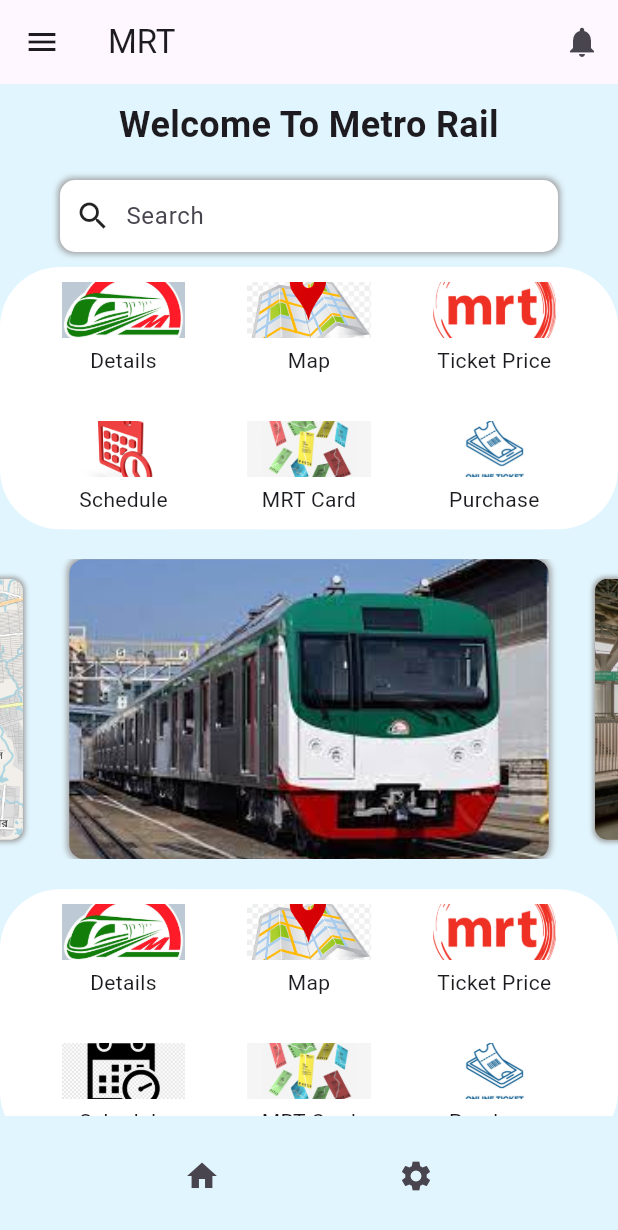
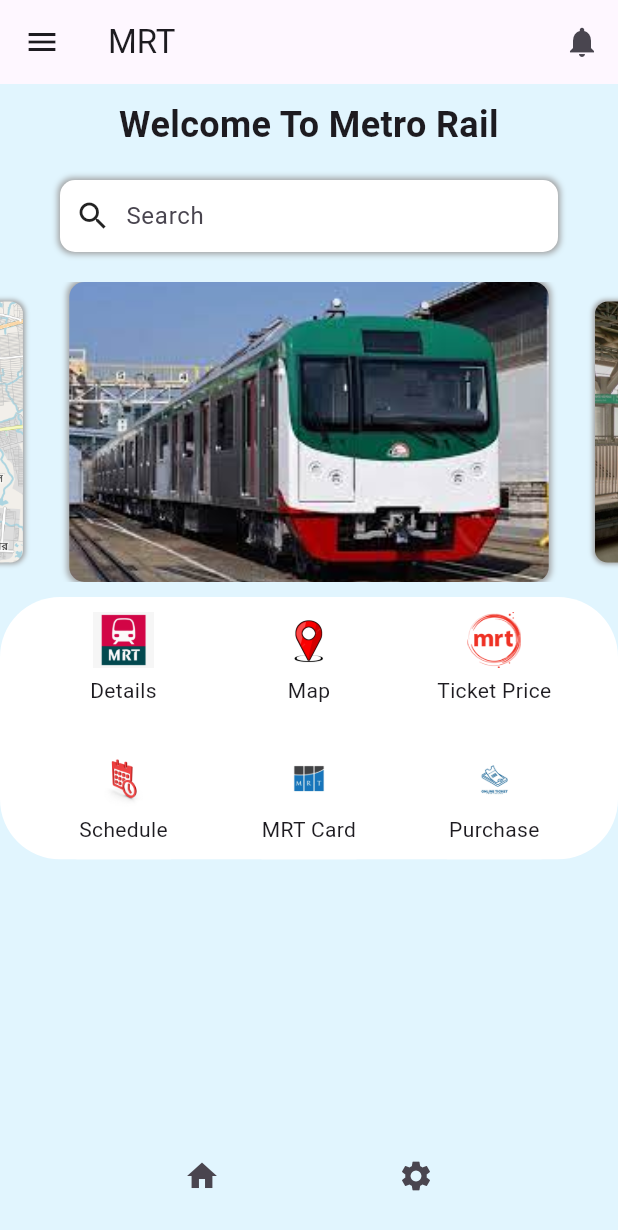
Before and after one commit to rijwan-uddin/design_metrorail, a Flutter app: the screen it shows after launch, on a phone screen of 412 x 824 dp. Shown: the top 1230 px of the screen. Run offline on Flutter 3.47's test engine with Material 3 defaults, Android fonts, the light colour scheme and no system bars; drawn by our look-alikes of carousel_slider; our stand-ins replace flutter_typeahead, image_picker; missing offline and left inert: flutter_downloader.

Commit message:
update ticket

```diff
--- a/lib/main.dart
+++ b/lib/main.dart
@@ -55,14 +55,16 @@
 
               style: TextStyle(fontSize: 24, fontWeight: FontWeight.bold,),
             ),
+             SizedBox(height: 20),
+             SearchBar(),
             SizedBox(height: 20),
-            SearchBar(),
+            CarouselSliderWidget(),
             SizedBox(height: 10),
             MenuButtons(),
-            SizedBox(height: 20),
-            CarouselSliderWidget(),
-            SizedBox(height: 20),
-            features(),
+            // SizedBox(height: 20),
+            // CarouselSliderWidget(),
+            // SizedBox(height: 20),
+            // features(),
           ],
         ),
       ),
@@ -156,15 +158,15 @@
   Widget build(BuildContext context) {
     return Container(   decoration: BoxDecoration(
       color: Colors.white, // Set the background color for menu buttons
-      borderRadius: BorderRadius.circular(40), // Set the border radius
+      borderRadius: BorderRadius.circular(40) // Set the border radius
     ),// Set the background color for menu buttons
       child: Column(
         children: [
           const Row(
             mainAxisAlignment: MainAxisAlignment.spaceEvenly,
             children: [
-              MenuItem(title: 'Details', imagePath: 'asset/mrt1.png', page: HomePage()),
-              MenuItem(title: 'Map', imagePath: 'asset/mrt6.png', page: Schedule()),
+              MenuItem(title: 'Details', imagePath: 'asset/det.jpg', page: HomePage()),
+              MenuItem(title: 'Map', imagePath: 'asset/map.png', page: Schedule()),
               MenuItem(title: 'Ticket Price', imagePath: 'asset/mrt3.png', page: TicketPrice()),
             ],
           ),
@@ -173,7 +175,7 @@
             mainAxisAlignment: MainAxisAlignment.spaceEvenly,
             children: [
               const MenuItem(title: 'Schedule', imagePath: 'asset/sch.jpg', page: Schedule()),
-              MenuItem(title: 'MRT Card', imagePath: 'asset/mrtic2.jpg', page: PassCardForm()),
+              MenuItem(title: 'MRT Card', imagePath: 'asset/card.jpg', page: PassCardForm()),
               const MenuItem(title: 'Purchase ', imagePath: 'asset/mrt5.jpg', page: Tickets()),
             ],
           ),
@@ -205,6 +207,7 @@
           MaterialPageRoute(builder: (context) => page),
         );
       },
+
       child: Container(
         padding: const EdgeInsets.symmetric(vertical: 10),
         width: MediaQuery.of(context).size.width * 0.20,
@@ -220,6 +223,7 @@
             ),*/
           ],
         ),
+
         child: Column(
           mainAxisAlignment: MainAxisAlignment.center,
           children: [
@@ -228,7 +232,7 @@
                 imagePath,
                 width: double.infinity, // Match parent width
                 height: double.infinity, // Match parent height
-                fit: BoxFit.cover, // Ensure the image fills the container
+                // fit: BoxFit.cover, // Ensure the image fills the container
               ),
             ),
             const SizedBox(height: 5),
```
Also changed, not shown: lib/card/passcard.dart (+139 -5 lines), lib/tickets.dart (+9 -9 lines), pubspec.yaml (+6 -1 lines), asset/card.jpg (added), asset/det.jpg (added), asset/map.png (added), pubspec.lock, 1 other file.
